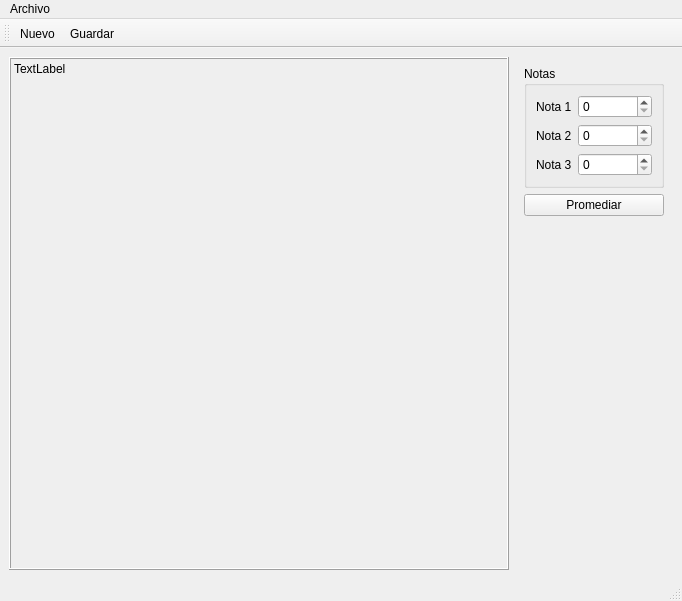
Sgavilanes19/Qt-Graficos-02_P61, file principal.ui: the form before one commit.
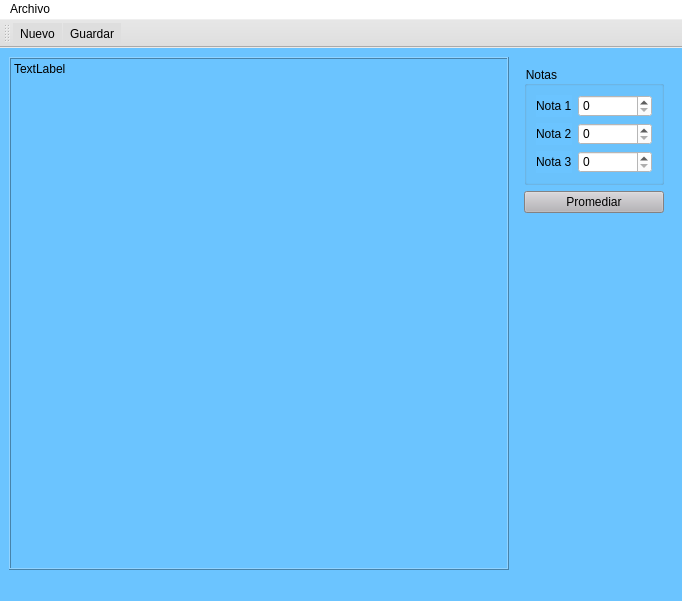
The form after the commit. Icons and pictures are not drawn.

Patch:
```diff
--- a/principal.ui
+++ b/principal.ui
@@ -13,6 +13,9 @@
   <property name="windowTitle">
    <string>Principal</string>
   </property>
+  <property name="styleSheet">
+   <string notr="true">background-color: rgb(107, 196, 255);</string>
+  </property>
   <widget class="QWidget" name="centralwidget">
    <layout class="QHBoxLayout" name="horizontalLayout">
     <item>
@@ -59,7 +62,11 @@
              </widget>
             </item>
             <item row="0" column="1">
-             <widget class="QSpinBox" name="in_Nota_1"/>
+             <widget class="QSpinBox" name="in_Nota_1">
+              <property name="styleSheet">
+               <string notr="true">background-color: rgb(255, 255, 255);</string>
+              </property>
+             </widget>
             </item>
             <item row="1" column="0">
              <widget class="QLabel" name="label_2">
@@ -69,7 +76,11 @@
              </widget>
             </item>
             <item row="1" column="1">
-             <widget class="QSpinBox" name="in_Nota_2"/>
+             <widget class="QSpinBox" name="in_Nota_2">
+              <property name="styleSheet">
+               <string notr="true">background-color: rgb(255, 255, 255);</string>
+              </property>
+             </widget>
             </item>
             <item row="2" column="0">
              <widget class="QLabel" name="label_3">
@@ -79,13 +90,20 @@
              </widget>
             </item>
             <item row="2" column="1">
-             <widget class="QSpinBox" name="in_Nota_3"/>
+             <widget class="QSpinBox" name="in_Nota_3">
+              <property name="styleSheet">
+               <string notr="true">background-color: rgb(255, 255, 255);</string>
+              </property>
+             </widget>
             </item>
            </layout>
           </widget>
          </item>
          <item>
           <widget class="QPushButton" name="pushButton">
+           <property name="styleSheet">
+            <string notr="true">background-color: rgb(182, 180, 184);</string>
+           </property>
            <property name="text">
             <string>Promediar</string>
            </property>
@@ -120,6 +138,9 @@
      <height>22</height>
     </rect>
    </property>
+   <property name="styleSheet">
+    <string notr="true">background-color: rgb(255, 255, 255);</string>
+   </property>
    <widget class="QMenu" name="menuArchivo">
     <property name="title">
      <string>Archivo</string>
@@ -135,6 +156,9 @@
    <property name="windowTitle">
     <string>toolBar</string>
    </property>
+   <property name="styleSheet">
+    <string notr="true">background-color: rgb(222, 222, 222);</string>
+   </property>
    <property name="movable">
     <bool>true</bool>
    </property>
```
Left out of the diff: 3 changed lines with no effect on the pictures.
